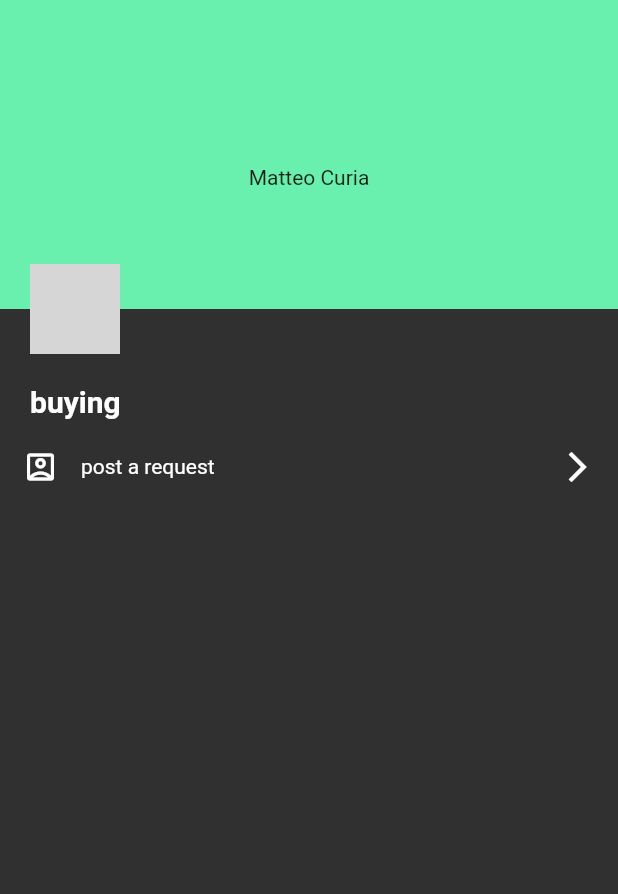
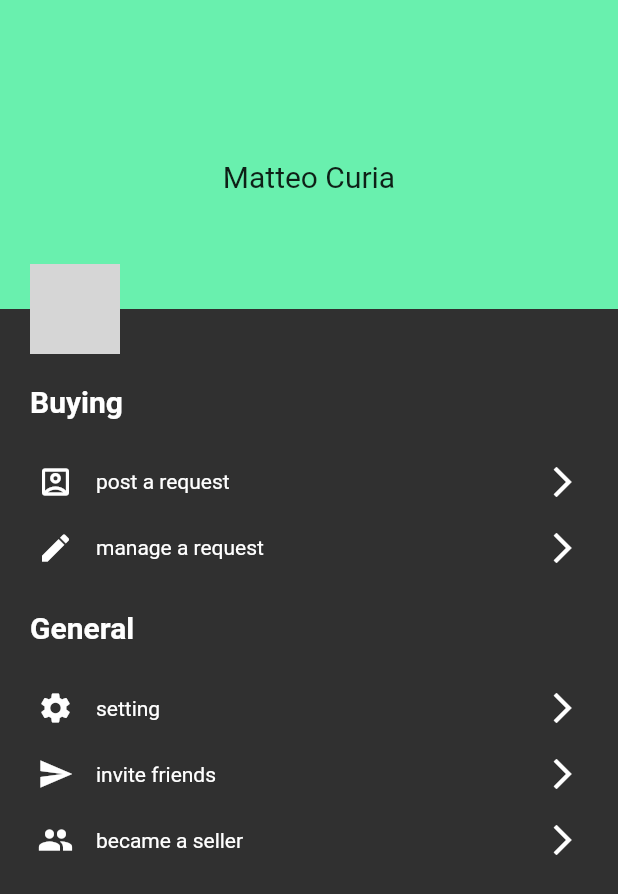
Before and after one commit to MatteoCu/FreeCom, a Flutter app: the screen it shows after launch, on a phone screen of 412 x 824 dp. Shown: the top 894 px of the screen. Run offline on Flutter 3.47's test engine with Material 2 defaults, Android fonts, the phone set to English and light mode, and no system bars; our stand-ins replace google_fonts; missing offline and left inert: dart:html; network calls fail; Roboto replaces fonts that are missing (Kanit); grey boxes are pictures that could not be loaded.

Commit message:
account page terminata

```diff
--- a/lib/pages/account_page.dart
+++ b/lib/pages/account_page.dart
@@ -1,8 +1,5 @@
 import 'package:fiverr/customWidget/roundedPhoto.dart';
-import 'package:flutter/cupertino.dart';
 import 'package:flutter/material.dart';
-import 'package:flutter/src/foundation/key.dart';
-import 'package:flutter/src/widgets/framework.dart';
 
 class AccountPage extends StatelessWidget {
   const AccountPage({Key? key}) : super(key: key);
@@ -27,17 +24,24 @@ class AccountPage extends StatelessWidget {
                       child: roundedPhoto("d",
                           height: 60, whidht: 60, radius: 60)),
                   const Center(
-                    child: Text("Matteo Curia"),
-                  )
+                      child: Text(
+                    "Matteo Curia",
+                    style: TextStyle(fontSize: 20),
+                  ))
                 ],
               )),
           SingleChildScrollView(
               child: Column(
             crossAxisAlignment: CrossAxisAlignment.start,
             children: <Widget>[
-              category("buying"),
+              category("Buying"),
               subCategoryButton(
-                  icon: Icons.account_box_outlined, text: "post a request")
+                  icon: Icons.account_box_outlined, text: "post a request"),
+              subCategoryButton(icon: Icons.edit, text: "manage a request"),
+              category("General"),
+              subCategoryButton(icon: Icons.settings, text: "setting"),
+              subCategoryButton(icon: Icons.send, text: "invite friends"),
+              subCategoryButton(icon: Icons.people, text: "became a seller"),
             ],
           ))
         ],
@@ -59,6 +63,8 @@ Widget category(String title) {
 Widget subCategoryButton({required IconData icon, required String text}) {
   return GestureDetector(
       onTap: (() {}),
+      child: Padding(
+          padding: const EdgeInsets.all(10),
           child: Row(
             children: [
               const SizedBox(
@@ -78,5 +84,5 @@ Widget subCategoryButton({required IconData icon, required String text}) {
                 width: 15,
               )
             ],
-      ));
+          )));
 }
```
Lines whose indentation alone changed are shown as unchanged.
